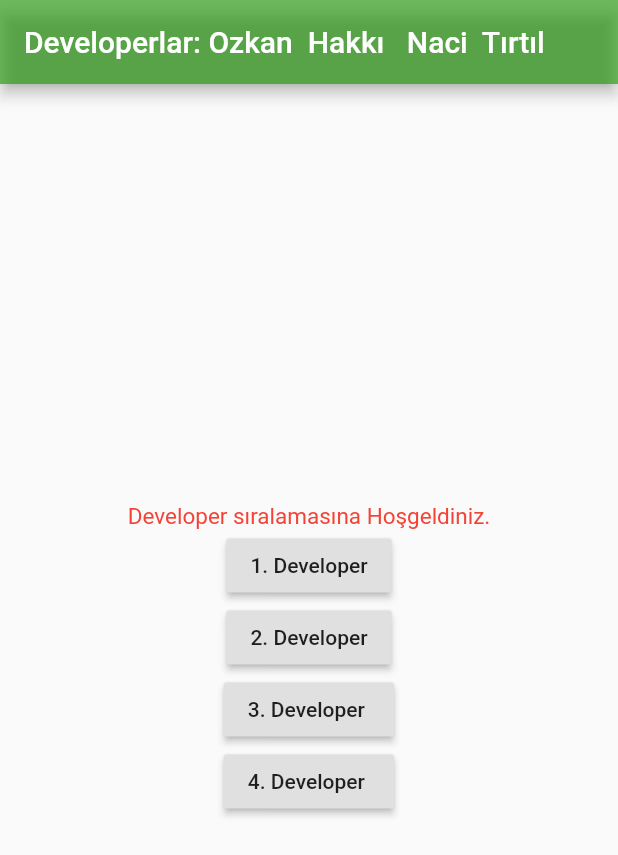
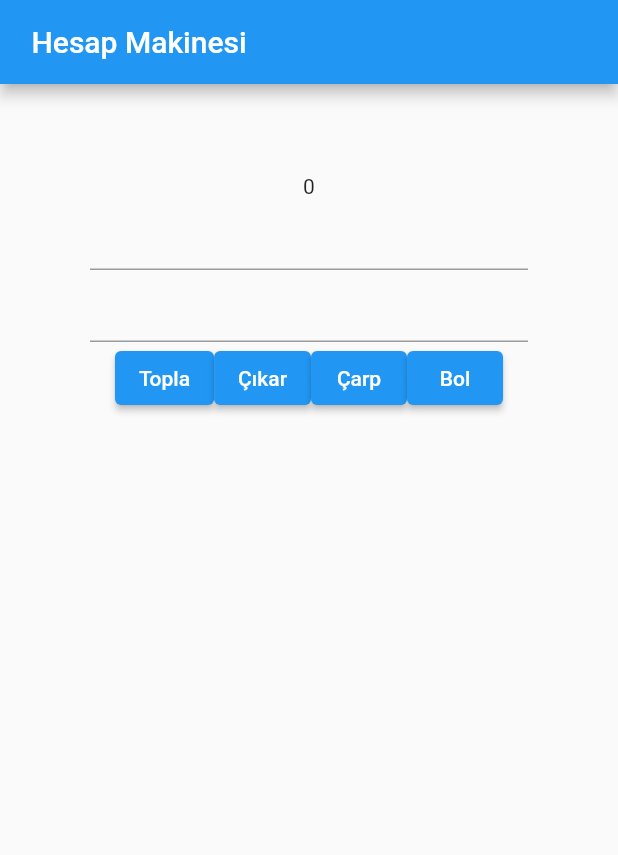
Before and after one commit to sekercih/FlutterStart, a Flutter app: the screen it shows after launch, on a phone screen of 412 x 824 dp. Shown: the top 855 px of the screen. Run offline on Flutter 3.47's test engine with Material 2 defaults, Android fonts, the phone set to English and light mode, and no system bars; missing offline and left inert: dart:html.

Commit message:
basic calculator

```diff
--- /dev/null
+++ b/lib/anaekran.dart
@@ -0,0 +1,73 @@
+
+import 'package:flutter/material.dart';
+class AnaEkran extends StatefulWidget {
+  @override
+  _AnaEkranState createState() => _AnaEkranState();
+}
+
+class _AnaEkranState extends State<AnaEkran> {
+  dynamic sayi1, sayi2, sonuc = 0;
+  TextEditingController t1 = TextEditingController();
+  TextEditingController t2 = TextEditingController();
+  sayitopla() {
+    setState(() {
+      sayi1 = num.parse(t1.text);
+      sayi2 = num.parse(t2.text);
+      sonuc = sayi1 + sayi2;
+    });
+  }
+
+  sayiCikar() {
+    setState(() {
+      sayi1 = num.parse(t1.text);
+      sayi2 = num.parse(t2.text);
+      sonuc = sayi1 - sayi2;
+    });
+  }
+
+  sayiCarp() {
+    setState(() {
+      sayi1 = num.parse(t1.text);
+      sayi2 = num.parse(t2.text);
+      sonuc = sayi1 * sayi2;
+    });
+  }
+
+  sayiBol() {
+    setState(() {
+      sayi1 = num.parse(t1.text);
+      sayi2 = num.parse(t2.text);
+      sonuc = sayi1 / sayi2;
+    });
+  }
+
+  @override
+  Widget build(BuildContext context) {
+    return Container(
+      margin: EdgeInsets.all(50.0),
+      padding: EdgeInsets.all(10.0),
+      child: Center(
+        child: Column(
+          children: <Widget>[
+            Text("$sonuc"),
+            TextField(
+              controller: t1,
+            ),
+            TextField(
+              controller: t2,
+            ),
+            Row(
+              mainAxisAlignment: MainAxisAlignment.center,
+              children: [
+                ElevatedButton(onPressed: sayitopla, child: Text("Topla")),
+                ElevatedButton(onPressed: sayiCikar, child: Text("Çıkar")),
+                ElevatedButton(onPressed: sayiCarp, child: Text("Çarp")),
+                ElevatedButton(onPressed: sayiBol, child: Text("Bol")),
+              ],
+            )
+          ],
+        ),
+      ),
+    );
+  }
+}
--- /dev/null
+++ b/lib/ders03.dart
@@ -0,0 +1,48 @@
+import 'dart:html';
+
+import 'package:flutter/material.dart';
+
+void main() => runApp(MyApp());
+
+class MyApp extends StatelessWidget {
+  @override
+  Widget build(BuildContext context) {
+    return MaterialApp(
+      title: "Hesap Makinesi",
+      home: Iskele(),
+    );
+  }
+}
+
+class Iskele extends StatelessWidget {
+  @override
+  Widget build(BuildContext context) {
+    return Scaffold(
+      appBar: AppBar(
+        title: Text("Basit Hesap Makinesi"),
+      ),
+      body: AnaEkran(),
+    );
+  }
+}
+
+class AnaEkran extends StatefulWidget {
+  @override
+  _AnaEkranState createState() => _AnaEkranState();
+}
+
+class _AnaEkranState extends State<AnaEkran> {
+  dynamic sayi1, sayi2, sonuc;
+  @override
+  Widget build(BuildContext context) {
+    return Container(
+      child: Center(
+        child: Column(
+          children: <Widget>[
+            Text("$sonuc")
+          ],
+        ),
+      ),
+    );
+  }
+}
--- a/lib/main.dart
+++ b/lib/main.dart
@@ -1,6 +1,6 @@
-// ignore_for_file: deprecated_member_use
+import 'package:flutter/material.dart';
 
-import 'package:flutter/material.dart';
+import 'anaekran.dart';
 
 void main() => runApp(MyApp());
 
@@ -8,7 +8,7 @@ class MyApp extends StatelessWidget {
   @override
   Widget build(BuildContext context) {
     return MaterialApp(
-      title: "İlkel Blog Uygulaması",
+      title: "Hesap Makinesi",
       home: Iskele(),
     );
   }
@@ -19,73 +19,9 @@ class Iskele extends StatelessWidget {
   Widget build(BuildContext context) {
     return Scaffold(
       appBar: AppBar(
-        shadowColor: Colors.black,
-        title: Text("Developerlar: Ozkan  Hakkı   Naci  Tırtıl "),
-        backgroundColor: Color.fromARGB(420, 37, 665, 10),
+        title: Text(" Hesap Makinesi"),
       ),
       body: AnaEkran(),
     );
   }
 }
-
-class AnaEkran extends StatefulWidget {
-  @override
-  _AnaEkranState createState() => _AnaEkranState();
-}
-
-class _AnaEkranState extends State<AnaEkran> {
-  String blogYazisi = 'Developer sıralamasına Hoşgeldiniz.';
-
-  ocakGoster() {
-    setState(() {
-      blogYazisi = "Developer Ozkan Hoşgeldiniz";
-    });
-  }
-
-  subatGoster() {
-    setState(() {
-      blogYazisi = "Developer Hakkı Hoşgeldiniz";
-    });
-  }
-
-  martGoster() {
-    setState(() {
-      blogYazisi = "Developer Naci Hoşgeldiniz";
-    });
-  }
-
-  nisanGoster() {
-    setState(() {
-      blogYazisi = "Developer Tırtıl Hoşgeldiniz";
-    });
-  }
-
-  @override
-  Widget build(BuildContext context) {
-    return Container(
-      child: Center(
-        child: Column(
-          mainAxisAlignment: MainAxisAlignment.center,
-          children: <Widget>[
-            Text(
-              blogYazisi,
-              style: TextStyle(fontSize: 15, color: Colors.red),
-            ),
-            // ignore: prefer_const_constructors
-            RaisedButton(
-              onPressed: ocakGoster,
-              child: Text("1. Developer"),
-            ),
-            RaisedButton(
-                onPressed: subatGoster,
-                child: Text(
-                  "2. Developer",
-                )),
-            RaisedButton(onPressed: martGoster, child: Text("3. Developer ")),
-            RaisedButton(onPressed: nisanGoster, child: Text("4. Developer ")),
-          ],
-        ),
-      ),
-    );
-  }
-}
```
Also changed, not shown: lib/ders02.dart (added, +97 -0 lines).
